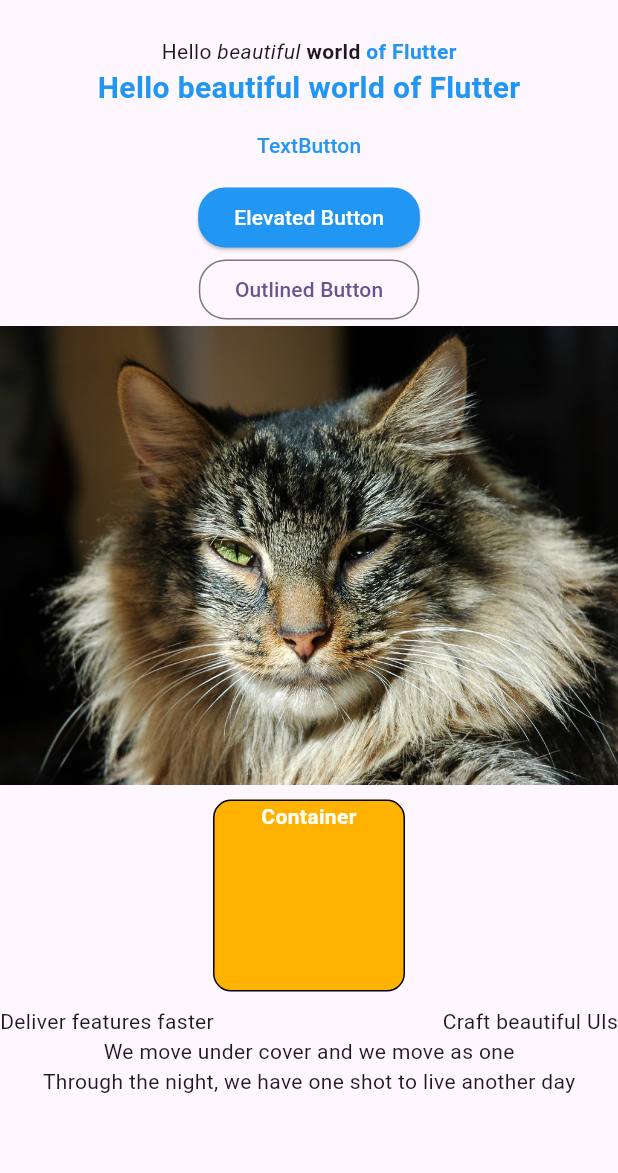
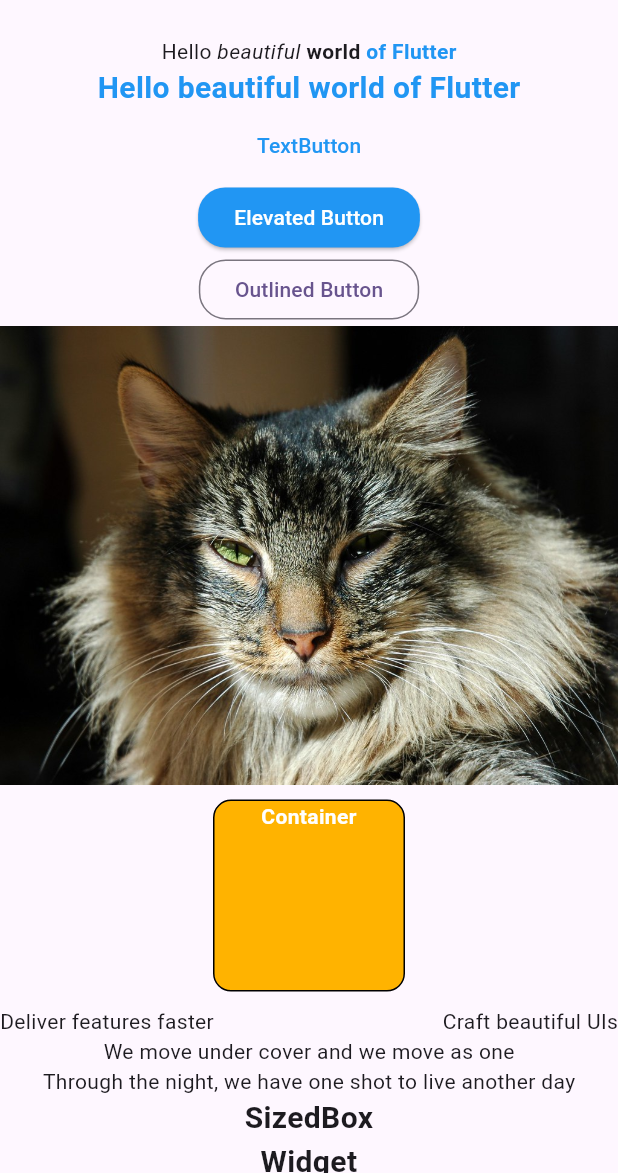
Before and after one commit to DevAiKaiSys/CMDev_Flutter, a Flutter app: the screen it shows after launch, on a phone screen of 412 x 824 dp, the part 63-1236 px from its top. Run offline on Flutter 3.47's test engine with Material 3 defaults, Android fonts, the phone set to English and light mode, and no system bars.

Commit message:
Flutter Online 2024 Ep.26 sizedbox widget

```diff
--- /dev/null
+++ b/Workshops/flutter_application/lib/lesson/ep26/my_sizedbox.dart
@@ -0,0 +1,18 @@
+import 'package:flutter/material.dart';
+
+class MySizedBoxWidget extends StatelessWidget {
+  const MySizedBoxWidget({super.key});
+
+  @override
+  Widget build(BuildContext context) {
+    // return const Card(
+    //   child: Text('Hello World!'),
+    // );
+    return const SizedBox(
+        width: 100.0,
+        height: 100.0,
+        child: Text('SizedBox Widget',
+            textAlign: TextAlign.center,
+            style: TextStyle(fontSize: 20, fontWeight: FontWeight.bold)));
+  }
+}
--- a/Workshops/flutter_application/lib/screens/home_screen.dart
+++ b/Workshops/flutter_application/lib/screens/home_screen.dart
@@ -5,6 +5,7 @@ import 'package:flutter_application/lesson/ep21/my_image_widget.dart';
 import 'package:flutter_application/lesson/ep22/my_container_widget.dart';
 import 'package:flutter_application/lesson/ep23/my_row_widget.dart';
 import 'package:flutter_application/lesson/ep24/my_column_widget.dart';
+import 'package:flutter_application/lesson/ep26/my_sizedbox.dart';
 
 class HomeScreen extends StatelessWidget {
   const HomeScreen({super.key});
@@ -39,6 +40,7 @@ class HomeScreen extends StatelessWidget {
             MyContainerWidget(),
             MyRowWidget(),
             MyColumnWidget(),
+            MySizedBoxWidget(),
           ],
         ),
       ),
```
